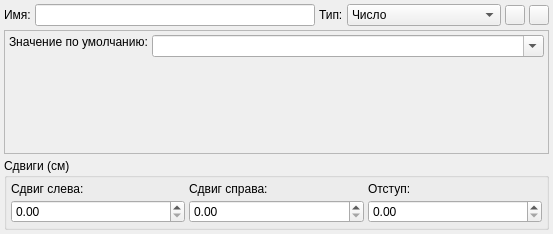
First picture: the form in src/main/columneditdialog.ui, repository Gris87/ProtocolCreator, before the edit.
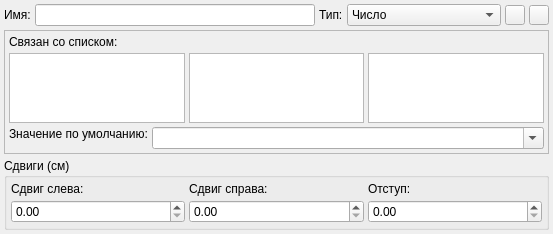
Second picture: the form after the edit. The open tabs and pages were chosen to show the change. Icons and pictures are not drawn.

Commit message: Allow to link with extended list

The edit to the form file:
```diff
--- a/src/main/columneditdialog.ui
+++ b/src/main/columneditdialog.ui
@@ -559,6 +559,37 @@
        <property name="margin">
         <number>4</number>
        </property>
+       <item>
+        <widget class="QLabel" name="listLinkLabel_2">
+         <property name="text">
+          <string>Связан со списком:</string>
+         </property>
+         <property name="alignment">
+          <set>Qt::AlignLeading|Qt::AlignLeft|Qt::AlignTop</set>
+         </property>
+        </widget>
+       </item>
+       <item>
+        <widget class="QWidget" name="listLinkWidget_2" native="true">
+         <layout class="QHBoxLayout" name="horizontalLayout_13">
+          <property name="spacing">
+           <number>4</number>
+          </property>
+          <property name="margin">
+           <number>0</number>
+          </property>
+          <item>
+           <widget class="QListWidget" name="extListLinkPagesListWidget"/>
+          </item>
+          <item>
+           <widget class="QListWidget" name="extListLinkVariablesListWidget"/>
+          </item>
+          <item>
+           <widget class="QListWidget" name="extListLinkColumnsListWidget"/>
+          </item>
+         </layout>
+        </widget>
+       </item>
        <item>
         <layout class="QHBoxLayout" name="horizontalLayout_10">
          <property name="spacing">
```
Left out of the diff: 2 changed lines with no effect on the pictures. The commit also changes 3 other files.
